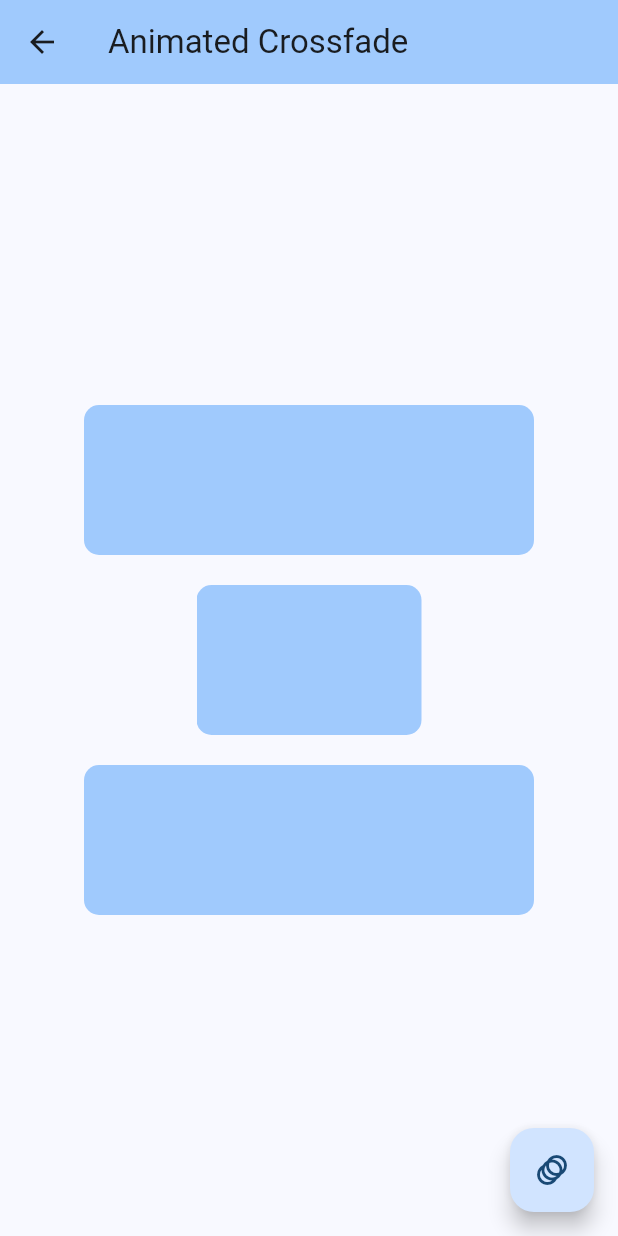
After one commit to wahyukaprawi/learn_flutter_animated, a Flutter app: the screen it shows after launch, after a tap on "Animated Cross Fade", on a phone screen of 412 x 824 dp. The commit adds this screen. Run offline on Flutter 3.47's test engine with Material 3 defaults, Android fonts, the phone set to English and light mode, and no system bars; our stand-ins replace get.

Commit message:
add code

```diff
--- /dev/null
+++ b/lib/pages/animated_crossfade.dart
@@ -0,0 +1,83 @@
+import 'package:flutter/material.dart';
+
+class AnimatedCrossfadePage extends StatefulWidget {
+  const AnimatedCrossfadePage({super.key});
+
+  @override
+  State<AnimatedCrossfadePage> createState() => _AnimatedCrossfadePageState();
+}
+
+class _AnimatedCrossfadePageState extends State<AnimatedCrossfadePage> {
+  var isClick = false;
+  @override
+  Widget build(BuildContext context) {
+    return Scaffold(
+      appBar: AppBar(
+        title: const Text('Animated Crossfade'),
+        backgroundColor: Theme.of(context).colorScheme.inversePrimary,
+      ),
+      body: Center(
+        child: Column(
+          mainAxisAlignment: MainAxisAlignment.center,
+          children: [
+            Container(
+              width: 300,
+              height: 100,
+              decoration: BoxDecoration(
+                borderRadius: BorderRadius.circular(10),
+                color: Theme.of(context).colorScheme.inversePrimary,
+              ),
+            ),
+            const SizedBox(
+              height: 20,
+            ),
+            AnimatedCrossFade(
+              firstChild: Container(
+                width: 50,
+                height: 250,
+                decoration: BoxDecoration(
+                  borderRadius: BorderRadius.circular(10),
+                  color: Theme.of(context).colorScheme.inversePrimary,
+                ),
+              ),
+              secondChild: Container(
+                width: 150,
+                height: 100,
+                decoration: BoxDecoration(
+                  borderRadius: BorderRadius.circular(10),
+                  color: Theme.of(context).colorScheme.inversePrimary,
+                ),
+              ),
+              crossFadeState: isClick
+                  ? CrossFadeState.showFirst
+                  : CrossFadeState.showSecond,
+              duration: const Duration(
+                seconds: 2,
+              ),
+              firstCurve: Curves.fastOutSlowIn,
+            ),
+            const SizedBox(
+              height: 20,
+            ),
+            Container(
+              width: 300,
+              height: 100,
+              decoration: BoxDecoration(
+                borderRadius: BorderRadius.circular(10),
+                color: Theme.of(context).colorScheme.inversePrimary,
+              ),
+            ),
+          ],
+        ),
+      ),
+      floatingActionButton: FloatingActionButton(
+        onPressed: () {
+          setState(() {
+            isClick = !isClick;
+          });
+        },
+        child: const Icon(Icons.animation),
+      ),
+    );
+  }
+}
--- a/lib/pages/homepage.dart
+++ b/lib/pages/homepage.dart
@@ -2,6 +2,7 @@ import 'package:flutter/material.dart';
 import 'package:get/get.dart';
 import 'package:learn_flutter_animated/pages/animated_align.dart';
 import 'package:learn_flutter_animated/pages/animated_container.dart';
+import 'package:learn_flutter_animated/pages/animated_crossfade.dart';
 
 class HomePage extends StatelessWidget {
   const HomePage({super.key});
@@ -32,6 +33,15 @@ class HomePage extends StatelessWidget {
               ),
               child: const Text('Animated Align'),
             ),
+            const SizedBox(
+              height: 20,
+            ),
+            ElevatedButton(
+              onPressed: () => Get.to(
+                () => const AnimatedCrossfadePage(),
+              ),
+              child: const Text('Animated Cross Fade'),
+            ),
           ],
         ),
       ),
```
